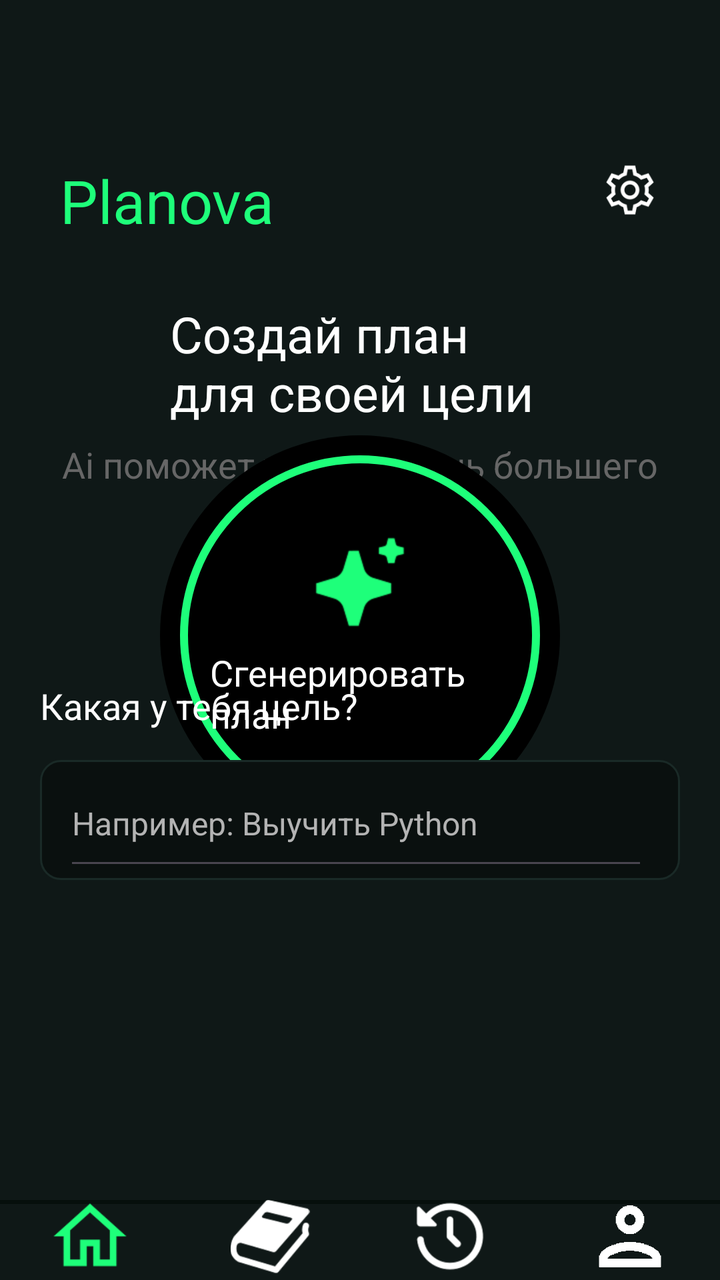
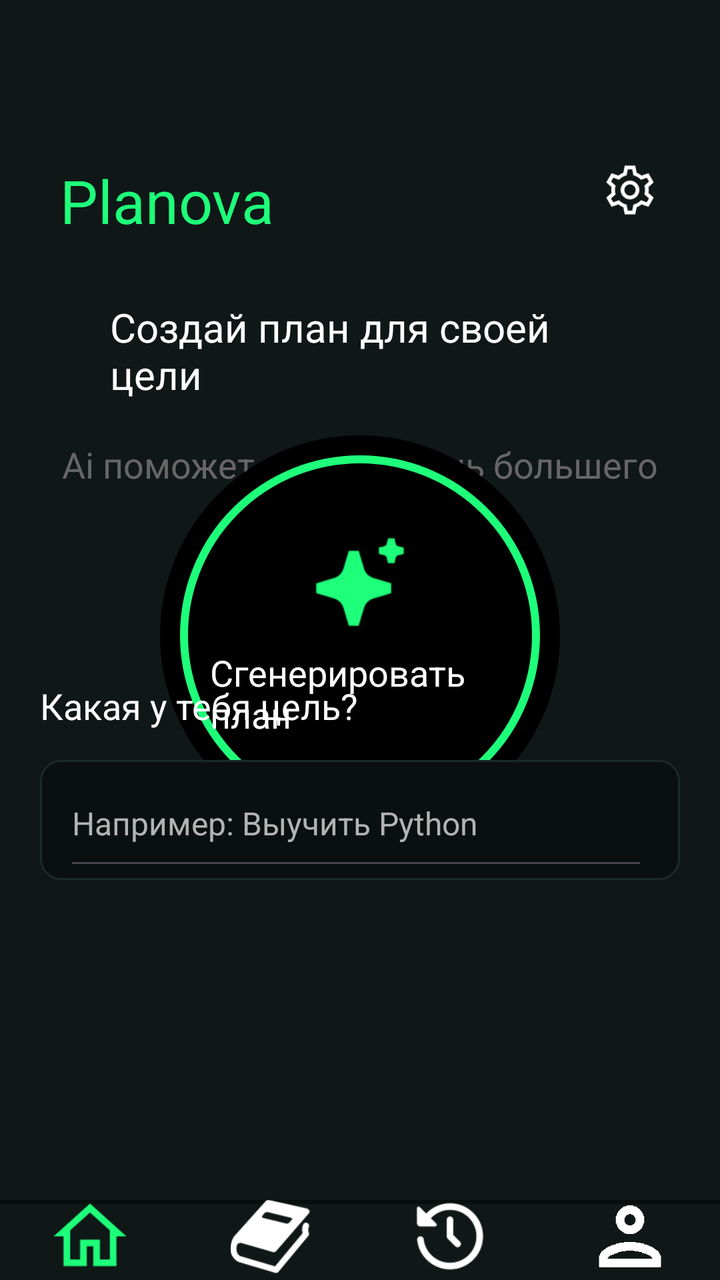

The first picture is an Android layout as it rendered before a commit; the second is the same layout after the commit. The layout source and the unified diff follow.
<!-- AndroidManifest.xml: application theme Theme.Planova -->
<!-- res/layout/activity_home.xml -->
<?xml version="1.0" encoding="utf-8"?>
<androidx.constraintlayout.widget.ConstraintLayout xmlns:android="http://schemas.android.com/apk/res/android"
    xmlns:app="http://schemas.android.com/apk/res-auto"
    xmlns:tools="http://schemas.android.com/tools"
    android:id="@+id/main"
    android:layout_width="match_parent"
    android:layout_height="match_parent"
    android:background="#0F1817"
    tools:context=".Home">

    
    <TextView
        android:id="@+id/tvAppName"
        android:layout_width="wrap_content"
        android:layout_height="wrap_content"
        android:layout_marginStart="30dp"
        android:layout_marginTop="80dp"
        android:text="Planova"
        android:textColor="@color/neon_green"
        android:textSize="30sp"
        app:layout_constraintStart_toStartOf="parent"
        app:layout_constraintTop_toTopOf="parent" />

    
    <ImageView
        android:id="@+id/ivSettings"
        android:layout_width="30dp"
        android:layout_height="30dp"
        android:layout_marginTop="80dp"
        android:layout_marginEnd="30dp"
        android:src="@drawable/ic_setting"
        android:clickable="true"
        android:focusable="true"
        app:tint="@color/white"
        app:layout_constraintEnd_toEndOf="parent"
        app:layout_constraintTop_toTopOf="parent" />

    
    <TextView
        android:id="@+id/tvTitle"
        android:layout_width="190dp"
        android:layout_height="wrap_content"
        android:layout_marginTop="150dp"
        android:text="@string/makePlan"
        android:textAlignment="center"
        android:textColor="@color/white"
        android:textSize="25sp"
        app:layout_constraintEnd_toEndOf="parent"
        app:layout_constraintStart_toStartOf="parent"
        app:layout_constraintTop_toTopOf="parent" />

    
    <TextView
        android:id="@+id/tvSubtitle"
        android:layout_width="wrap_content"
        android:layout_height="wrap_content"
        android:layout_marginTop="220dp"
        android:text="@string/aiHelping"
        android:textAlignment="center"
        android:textColor="@color/light_text_secondary"
        android:textSize="18sp"
        app:layout_constraintEnd_toEndOf="parent"
        app:layout_constraintStart_toStartOf="parent"
        app:layout_constraintTop_toTopOf="parent" />

    
    <androidx.constraintlayout.widget.Guideline
        android:id="@+id/guideline_circle"
        android:layout_width="wrap_content"
        android:layout_height="wrap_content"
        android:orientation="horizontal"
        app:layout_constraintGuide_percent="0.34" />

    
    <FrameLayout
        android:id="@+id/circleContainer"
        android:layout_width="200dp"
        android:layout_height="200dp"
        android:clipChildren="false"
        android:clipToPadding="false"
        app:layout_constraintTop_toTopOf="@id/guideline_circle"
        app:layout_constraintStart_toStartOf="parent"
        app:layout_constraintEnd_toEndOf="parent">

        
        <View
            android:id="@+id/glow_view"
            android:layout_width="320dp"
            android:layout_height="320dp"
            android:layout_gravity="center"
            android:background="@drawable/help2" />

        
        <View
            android:id="@+id/blackCircle"
            android:layout_width="200dp"
            android:layout_height="200dp"
            android:layout_gravity="center"
            android:background="@drawable/help3" />

        
        <View
            android:id="@+id/greenBorderCircle"
            android:layout_width="180dp"
            android:layout_height="180dp"
            android:layout_gravity="center"
            android:background="@drawable/help4" />

        
        <LinearLayout
            android:layout_width="wrap_content"
            android:layout_height="wrap_content"
            android:layout_gravity="center"
            android:orientation="vertical"
            android:gravity="center_horizontal">

            <ImageView
                android:id="@+id/ivGenerateIcon"
                android:layout_width="50dp"
                android:layout_height="50dp"
                android:src="@drawable/ic_sparkles"
                android:scaleType="centerInside"
                app:tint="@color/neon_green" />

            <TextView
                android:id="@+id/tvGenerateText"
                android:layout_width="150dp"
                android:layout_height="wrap_content"
                android:layout_marginTop="8dp"
                android:text="@string/generatePlanH"
                android:textColor="@color/white"
                android:textSize="18sp"
                android:textAlignment="center" />

        </LinearLayout>

    </FrameLayout>

    
    <TextView
        android:id="@+id/tvGoalLabel"
        android:layout_width="wrap_content"
        android:layout_height="wrap_content"
        android:layout_marginStart="20dp"
        android:layout_marginBottom="15dp"
        android:text="@string/youCel"
        android:textColor="@color/white"
        android:textSize="18sp"
        app:layout_constraintStart_toStartOf="parent"
        app:layout_constraintBottom_toTopOf="@id/inputContainer" />

    
    <androidx.constraintlayout.widget.ConstraintLayout
        android:id="@+id/inputContainer"
        android:layout_width="0dp"
        android:layout_height="60dp"
        android:layout_marginHorizontal="20dp"
        android:layout_marginBottom="200dp"
        android:background="@drawable/edit"
        app:layout_constraintBottom_toBottomOf="parent"
        app:layout_constraintEnd_toEndOf="parent"
        app:layout_constraintStart_toStartOf="parent">

        <EditText
            android:id="@+id/etGoal"
            android:layout_width="match_parent"
            android:layout_height="match_parent"
            android:layout_marginStart="12dp"
            android:layout_marginEnd="16dp"
            android:hint="@string/python"
            android:inputType="textPersonName"
            android:textColor="@color/dark_text_secondary"
            android:textColorHint="@color/dark_text_secondary"
            android:textSize="16sp"
            app:layout_constraintBottom_toBottomOf="parent"
            app:layout_constraintEnd_toEndOf="parent"
            app:layout_constraintStart_toStartOf="parent"
            app:layout_constraintTop_toTopOf="parent" />

    </androidx.constraintlayout.widget.ConstraintLayout>

    
    <androidx.constraintlayout.widget.ConstraintLayout
        android:id="@+id/bottomNavigation"
        android:layout_width="match_parent"
        android:layout_height="40dp"
        android:background="@drawable/line_top"
        app:layout_constraintBottom_toBottomOf="parent"
        app:layout_constraintStart_toStartOf="parent"
        app:layout_constraintEnd_toEndOf="parent">

        <ImageView
            android:id="@+id/menu_home"
            android:layout_width="0dp"
            android:layout_height="wrap_content"
            android:layout_marginBottom="2dp"
            android:src="@drawable/ic_home"
            android:clickable="true"
            android:focusable="true"
            app:tint="@color/neon_green"
            app:layout_constraintBottom_toBottomOf="parent"
            app:layout_constraintStart_toStartOf="parent"
            app:layout_constraintEnd_toStartOf="@+id/menu_book" />

        <ImageView
            android:id="@+id/menu_book"
            android:layout_width="0dp"
            android:layout_height="wrap_content"
            android:layout_marginBottom="2dp"
            android:src="@drawable/ic_book"
            android:clickable="true"
            android:focusable="true"
            app:tint="@color/white"
            app:layout_constraintBottom_toBottomOf="parent"
            app:layout_constraintStart_toEndOf="@+id/menu_home"
            app:layout_constraintEnd_toStartOf="@+id/menu_history" />

        <ImageView
            android:id="@+id/menu_history"
            android:layout_width="0dp"
            android:layout_height="wrap_content"
            android:layout_marginBottom="2dp"
            android:src="@drawable/ic_history"
            android:clickable="true"
            android:focusable="true"
            app:tint="@color/white"
            app:layout_constraintBottom_toBottomOf="parent"
            app:layout_constraintStart_toEndOf="@+id/menu_book"
            app:layout_constraintEnd_toStartOf="@+id/menu_profile" />

        <ImageView
            android:id="@+id/menu_profile"
            android:layout_width="0dp"
            android:layout_height="wrap_content"
            android:layout_marginBottom="2dp"
            android:src="@drawable/ic_user"
            android:clickable="true"
            android:focusable="true"
            app:tint="@color/white"
            app:layout_constraintBottom_toBottomOf="parent"
            app:layout_constraintStart_toEndOf="@+id/menu_history"
            app:layout_constraintEnd_toEndOf="parent" />

    </androidx.constraintlayout.widget.ConstraintLayout>

</androidx.constraintlayout.widget.ConstraintLayout>
<!-- resources referenced by this layout -->
<resources>
  <color name="dark_text_secondary">#B3B3B3</color>
  <color name="light_text_secondary">#666666</color>
  <color name="neon_green">#1EFF7A</color>
  <color name="white">#FFFFFF</color>
  <!-- drawable edit (drawable) -->
  <?xml version="1.0" encoding="utf-8"?>
  <selector xmlns:android="http://schemas.android.com/apk/res/android">
  
      
      <item android:state_focused="true">
          <shape>
              <solid android:color="#0A100F"/>
              <corners android:radius="10dp"/>
              <stroke
                  android:width="1dp"
                  android:color="#00FF9C"/>
          </shape>
      </item>
  
      
      <item>
          <shape>
              <solid android:color="#0A100F"/>
              <corners android:radius="10dp"/>
              <stroke
                  android:width="1dp"
                  android:color="#1A2A27"/>
          </shape>
      </item>
  
  </selector>
  <!-- drawable help2 (drawable) -->
  <?xml version="1.0" encoding="utf-8"?>
  <shape xmlns:android="http://schemas.android.com/apk/res/android"
      android:shape="oval">
  
      <gradient
          android:type="radial"
          android:gradientRadius="100dp"
          android:centerColor="#66A6FF00"
          android:endColor="#00A6FF00"
          android:centerX="0.5"
          android:centerY="0.5"/>
  </shape>
  <!-- drawable help3 (drawable) -->
  <?xml version="1.0" encoding="utf-8"?>
  <shape xmlns:android="http://schemas.android.com/apk/res/android"
      android:shape="oval">
      <solid android:color="@color/black"/>
  </shape>
  <!-- drawable help4 (drawable) -->
  <?xml version="1.0" encoding="utf-8"?>
  <shape xmlns:android="http://schemas.android.com/apk/res/android"
      android:shape="oval">
      <solid android:color="@android:color/transparent" />
      <stroke
          android:width="4dp"
          android:color="@color/neon_green"/>
  </shape>
  <!-- drawable ic_book: png bitmap (drawable, 3473 bytes) -->
  <!-- drawable ic_history: png bitmap (drawable, 3240 bytes) -->
  <!-- drawable ic_home: png bitmap (drawable, 1411 bytes) -->
  <!-- drawable ic_setting: png bitmap (drawable, 3786 bytes) -->
  <!-- drawable ic_sparkles: png bitmap (drawable, 2199 bytes) -->
  <!-- drawable ic_user: png bitmap (drawable, 6313 bytes) -->
  <!-- drawable line_top (drawable) -->
  <?xml version="1.0" encoding="utf-8"?>
  <layer-list xmlns:android="http://schemas.android.com/apk/res/android">
      
      <item android:gravity="top">
          <shape>
              <solid android:color="@color/green_black_card" />
              <size android:height="2dp" /> 
          </shape>
      </item>
  </layer-list>
  <string name="aiHelping">Ai поможет тебе достичь большего</string>
  <string name="generatePlanH">Сгенерировать план</string>
  <string name="makePlan">Создай план для своей цели</string>
  <string name="python">Например: Выучить Python</string>
  <string name="youCel">Какая у тебя цель?</string>
  <style name="Theme.Planova" parent="Base.Theme.Planova" />
  <color name="black">#000000</color>
  <color name="green_black_card">#060F0C</color>
  <style name="Base.Theme.Planova" parent="Theme.Material3.Light.NoActionBar">
  
          
          <item name="colorPrimary">@color/neon_green</item>
          <item name="colorSecondary">@color/neon_green</item>
  
          
          <item name="android:windowBackground">@color/light_background</item>
  
          
          <item name="android:statusBarColor">@color/light_background</item>
          <item name="android:navigationBarColor">@color/light_background</item>
  
          
          <item name="android:textColor">@color/light_text_primary</item>
  
      </style>
  <color name="light_background">#F5F5F5</color>
  <color name="light_text_primary">#111111</color>
</resources>

<!-- the commit's change to res/layout/activity_home.xml (unified diff, before → after) -->
@@ -38,13 +38,13 @@
     
     <TextView
         android:id="@+id/tvTitle"
-        android:layout_width="190dp"
+        android:layout_width="250dp"
         android:layout_height="wrap_content"
         android:layout_marginTop="150dp"
         android:text="@string/makePlan"
         android:textAlignment="center"
         android:textColor="@color/white"
-        android:textSize="25sp"
+        android:textSize="20sp"
         app:layout_constraintEnd_toEndOf="parent"
         app:layout_constraintStart_toStartOf="parent"
         app:layout_constraintTop_toTopOf="parent" />
